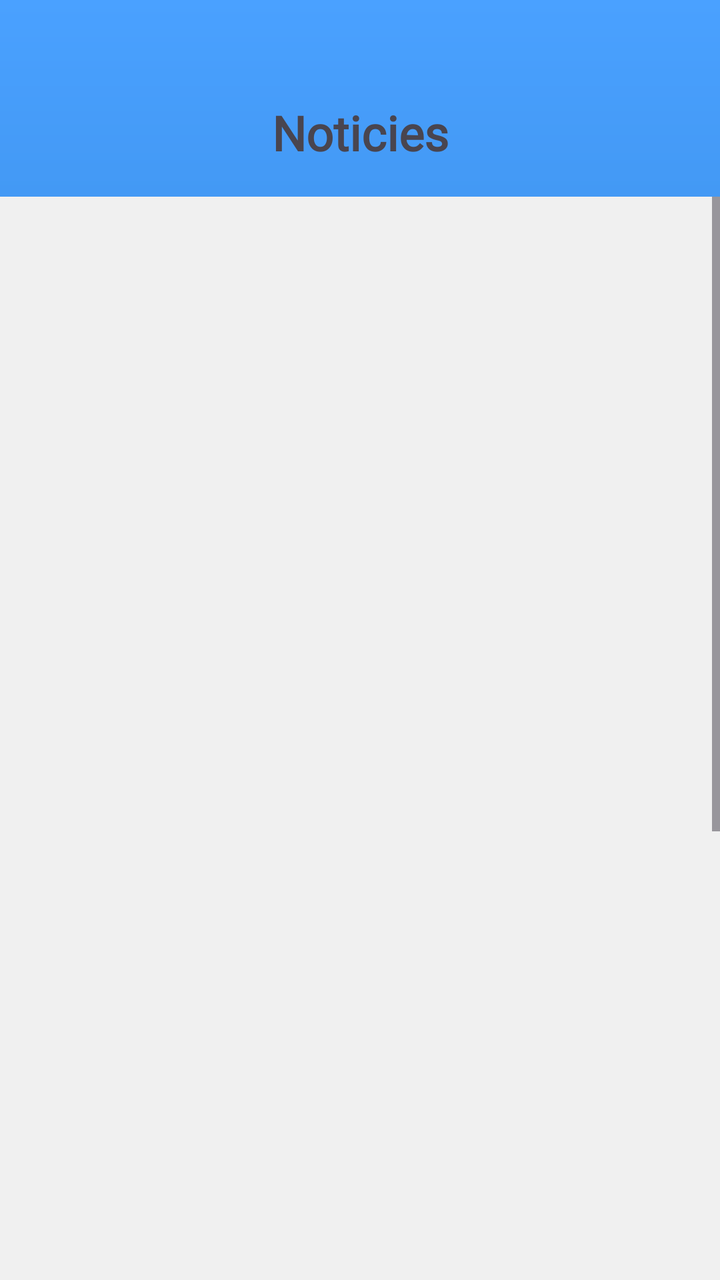
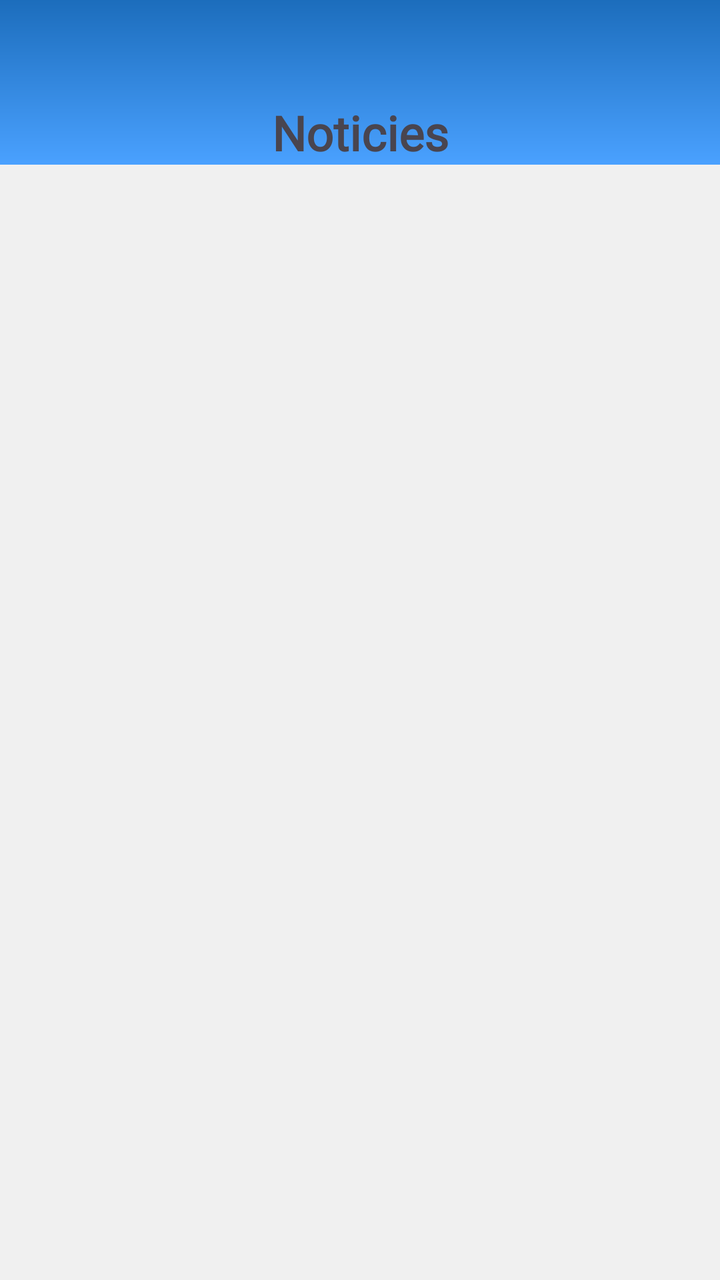

The first picture is an Android layout as it rendered before a commit; the second is the same layout after the commit. The layout source and the unified diff follow.
<!-- AndroidManifest.xml: application theme Theme.Plustrack_android -->
<!-- res/layout/noticies_fragment.xml -->
<?xml version="1.0" encoding="utf-8"?>
<androidx.constraintlayout.widget.ConstraintLayout xmlns:android="http://schemas.android.com/apk/res/android"
    xmlns:app="http://schemas.android.com/apk/res-auto"
    android:layout_width="match_parent"
    android:layout_height="match_parent"
    android:background="@drawable/gradient_color">

    <TextView
        android:id="@+id/titol_fragment"
        android:layout_width="wrap_content"
        android:layout_height="wrap_content"
        android:layout_marginTop="50dp"
        android:text="@string/Noticies"
        android:fontFamily="@font/jost_bold"
        android:textSize="24dp"
        android:textStyle="bold"
        app:layout_constraintStart_toStartOf="parent"
        app:layout_constraintEnd_toEndOf="parent"
        app:layout_constraintTop_toTopOf="parent"/>

    <ScrollView
        android:layout_width="match_parent"
        android:layout_height="0dp"
        android:layout_marginTop="16dp"
        app:layout_constraintTop_toBottomOf="@id/titol_fragment"
        app:layout_constraintStart_toStartOf="parent"
        app:layout_constraintEnd_toEndOf="parent"
        app:layout_constraintBottom_toBottomOf="parent">

        <androidx.constraintlayout.widget.ConstraintLayout
            android:layout_width="match_parent"
            android:layout_height="wrap_content">

            <View
                android:id="@+id/cuadradoBlanco"
                android:layout_width="match_parent"
                android:layout_height="925dp"
                android:background="#F0F0F0"
                app:layout_constraintEnd_toEndOf="parent"
                app:layout_constraintStart_toStartOf="parent"
                app:layout_constraintBottom_toBottomOf="parent"/>

            <androidx.recyclerview.widget.RecyclerView
                android:id="@+id/recycler_noticies"
                android:layout_width="match_parent"
                android:layout_height="match_parent"
                android:padding="8dp"/>

        </androidx.constraintlayout.widget.ConstraintLayout>
    </ScrollView>

</androidx.constraintlayout.widget.ConstraintLayout>
<!-- resources referenced by this layout -->
<resources>
  <!-- drawable gradient_color (drawable) -->
  <?xml version="1.0" encoding="utf-8"?>
  <layer-list xmlns:android="http://schemas.android.com/apk/res/android">
      <item>
          <shape android:shape="rectangle">
              <gradient
                  android:angle="270"
                  android:startColor="#4AA1FF"
                  android:endColor="#1C6DBC"
                  android:type="linear"/>
          </shape>
      </item>
  </layer-list>
  <string name="Noticies">Noticies</string>
  <style name="Theme.Plustrack_android" parent="Base.Theme.Plustrack_android" />
  <style name="Base.Theme.Plustrack_android" parent="Theme.Material3.DayNight.NoActionBar">
          
          
      </style>
</resources>

<!-- the commit's change to res/layout/noticies_fragment.xml (unified diff, before → after) -->
@@ -3,7 +3,17 @@
     xmlns:app="http://schemas.android.com/apk/res-auto"
     android:layout_width="match_parent"
     android:layout_height="match_parent"
-    android:background="@drawable/gradient_color">
+    android:background="#F0F0F0">
+
+    <View
+        android:id="@+id/cuadrat_blanc"
+        android:layout_width="0dp"
+        android:layout_height="0dp"
+        android:background="@drawable/gradient_color"
+        app:layout_constraintTop_toTopOf="parent"
+        app:layout_constraintBottom_toBottomOf="@+id/titol_fragment"
+        app:layout_constraintStart_toStartOf="parent"
+        app:layout_constraintEnd_toEndOf="parent"/>
 
     <TextView
         android:id="@+id/titol_fragment"
@@ -19,9 +29,9 @@
         app:layout_constraintTop_toTopOf="parent"/>
 
     <ScrollView
+        android:id="@+id/scrollView"
         android:layout_width="match_parent"
         android:layout_height="0dp"
-        android:layout_marginTop="16dp"
         app:layout_constraintTop_toBottomOf="@id/titol_fragment"
         app:layout_constraintStart_toStartOf="parent"
         app:layout_constraintEnd_toEndOf="parent"
@@ -30,15 +40,6 @@
         <androidx.constraintlayout.widget.ConstraintLayout
             android:layout_width="match_parent"
             android:layout_height="wrap_content">
-
-            <View
-                android:id="@+id/cuadradoBlanco"
-                android:layout_width="match_parent"
-                android:layout_height="925dp"
-                android:background="#F0F0F0"
-                app:layout_constraintEnd_toEndOf="parent"
-                app:layout_constraintStart_toStartOf="parent"
-                app:layout_constraintBottom_toBottomOf="parent"/>
 
             <androidx.recyclerview.widget.RecyclerView
                 android:id="@+id/recycler_noticies"
<!-- resource entries referenced after the edit -->
@@ -7,8 +7,8 @@
           <shape android:shape="rectangle">
               <gradient
                   android:angle="270"
-                  android:startColor="#4AA1FF"
-                  android:endColor="#1C6DBC"
+                  android:startColor="#1C6DBC"
+                  android:endColor="#4AA1FF"
                   android:type="linear"/>
           </shape>
       </item>
